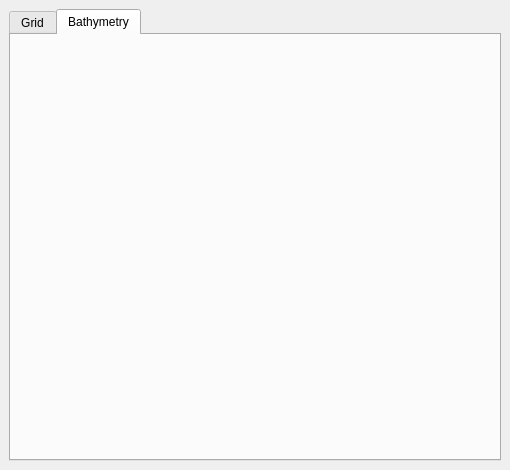
Before: the Qt Designer form mohid_qgis_dockwidget_base.ui in Mohid-Water-Modelling-System/MOHID_QGIS, drawn with Qt 5.
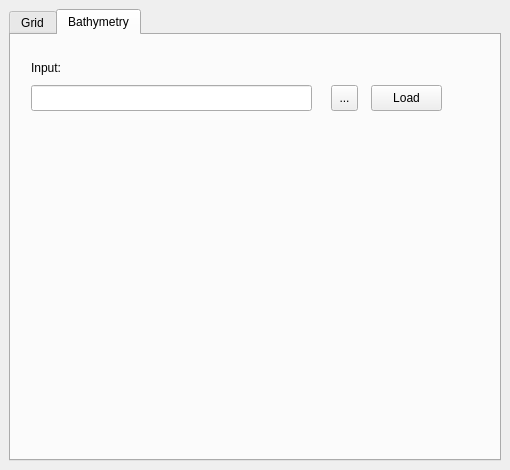
After: the same form once the commit is applied. The open tabs and pages were chosen to show the change. Custom widgets are drawn as their Qt base class.

What changed in the file:
```diff
--- a/mohid_qgis_dockwidget_base.ui
+++ b/mohid_qgis_dockwidget_base.ui
@@ -6,7 +6,7 @@
             <rect>
                 <x>0</x>
                 <y>0</y>
-                <width>393</width>
+    <width>469</width>
                 <height>470</height>
             </rect>
         </property>
@@ -623,6 +623,73 @@
                             <attribute name="title">
                                 <string>Bathymetry</string>
                             </attribute>
+       <widget class="QToolButton" name="bath_inputToolButton">
+        <property name="geometry">
+         <rect>
+          <x>320</x>
+          <y>50</y>
+          <width>27</width>
+          <height>26</height>
+         </rect>
+        </property>
+        <property name="sizePolicy">
+         <sizepolicy hsizetype="Fixed" vsizetype="Preferred">
+          <horstretch>0</horstretch>
+          <verstretch>0</verstretch>
+         </sizepolicy>
+        </property>
+        <property name="text">
+         <string>...</string>
+        </property>
+       </widget>
+       <widget class="QLineEdit" name="bath_browserFilename">
+        <property name="geometry">
+         <rect>
+          <x>20</x>
+          <y>50</y>
+          <width>281</width>
+          <height>26</height>
+         </rect>
+        </property>
+        <property name="sizePolicy">
+         <sizepolicy hsizetype="Minimum" vsizetype="Fixed">
+          <horstretch>0</horstretch>
+          <verstretch>0</verstretch>
+         </sizepolicy>
+        </property>
+       </widget>
+       <widget class="QLabel" name="bath_inputLabel">
+        <property name="geometry">
+         <rect>
+          <x>20</x>
+          <y>20</y>
+          <width>51</width>
+          <height>26</height>
+         </rect>
+        </property>
+        <property name="sizePolicy">
+         <sizepolicy hsizetype="Fixed" vsizetype="Preferred">
+          <horstretch>0</horstretch>
+          <verstretch>0</verstretch>
+         </sizepolicy>
+        </property>
+        <property name="text">
+         <string>Input:</string>
+        </property>
+       </widget>
+       <widget class="QPushButton" name="bath_loadButton">
+        <property name="geometry">
+         <rect>
+          <x>360</x>
+          <y>50</y>
+          <width>71</width>
+          <height>26</height>
+         </rect>
+        </property>
+        <property name="text">
+         <string>Load</string>
+        </property>
+       </widget>
                         </widget>
                     </widget>
                 </item>
```
Left out of the diff: 24 changed lines with no effect on the pictures. Lines whose indentation alone changed are shown as unchanged.
